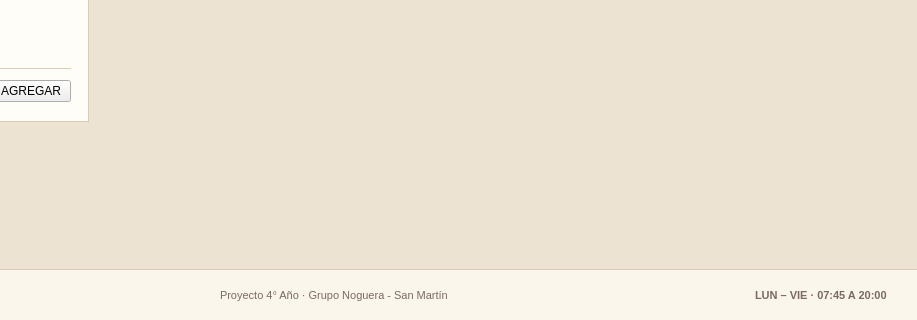
Above: app/mainwindow.ui from gabrielnogueramelendez-cpu/Qt-creator-Berea before the change; both pictures show x 303 to 1220 and y 540 to 860 of the 1220 by 860 pixel window. Below: the same form after it.
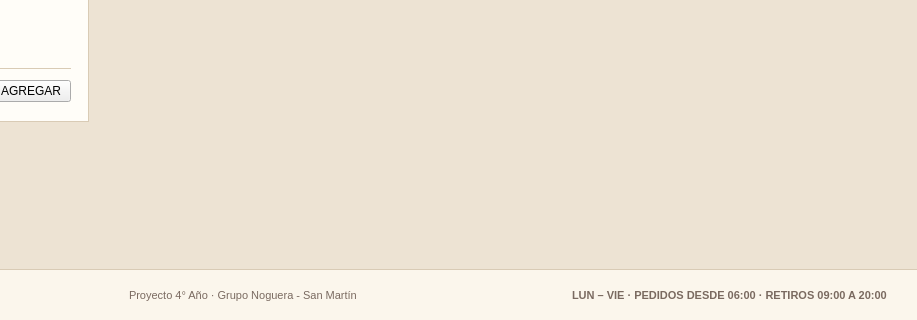
That is the form after the change.

Commit message:
feat: pedidos de un recreo para el siguiente, sin retiro a las 07:45
Franja_Retiro pasa a 6 franjas (se quita la de las 07:45, hora de entrada).
Se pide de 06:00 a 07:45 para el 1er recreo TM y durante cada recreo para el
siguiente; en horario de clases la app no confirma pedidos. Datos de ejemplo,
pruebas 06 y planilla actualizados.

```diff
--- a/app/mainwindow.ui
+++ b/app/mainwindow.ui
@@ -4477,7 +4477,7 @@
           <string>font-size: 11px; color: #7A6A60; font-weight: bold;</string>
          </property>
          <property name="text">
-          <string>LUN – VIE · 07:45 A 20:00</string>
+          <string>LUN – VIE · PEDIDOS DESDE 06:00 · RETIROS 09:00 A 20:00</string>
          </property>
         </widget>
        </item>
```
The commit also changes 7 other files.
